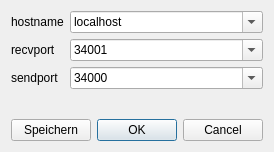
Old version of the form forms/udpcom_connect_dialog.ui in the repository t0beers/ndlcom.
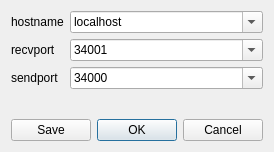
New version of the form.

Commit message:
[lib/NDLCom] UdpComConnectDialog: change text on button from "Speichern" to "Save".
Also, some coding style things.

The edit to the form file:
```diff
--- a/forms/udpcom_connect_dialog.ui
+++ b/forms/udpcom_connect_dialog.ui
@@ -95,7 +95,7 @@
      <item>
       <widget class="QPushButton" name="saveSettings">
        <property name="text">
-        <string>Speichern</string>
+        <string>Save</string>
        </property>
       </widget>
      </item>
```
The commit also changes 5 other files.
